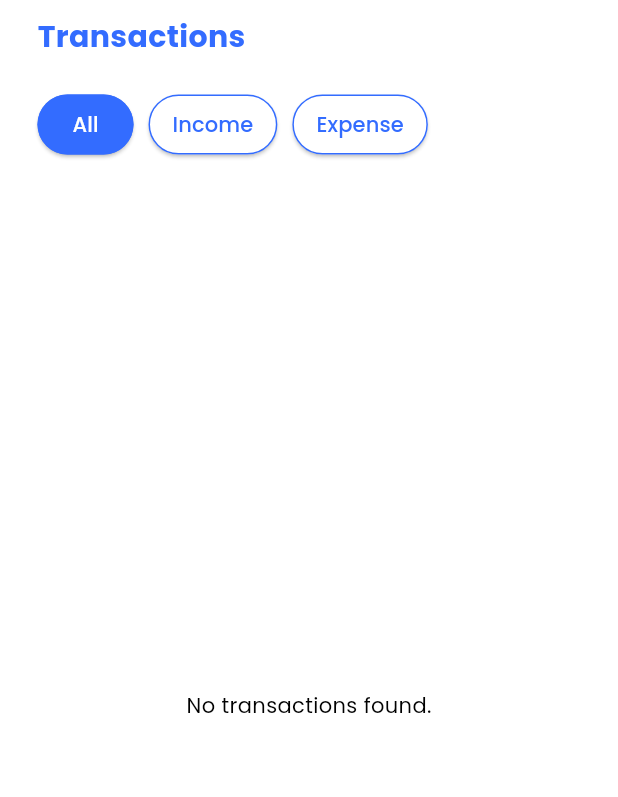
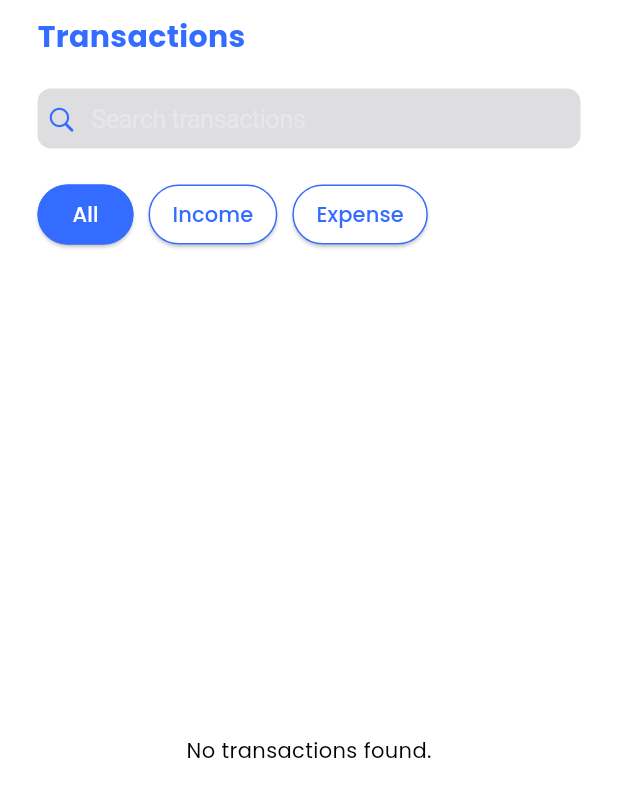
Before and after one commit to kaiumallimon/expense-tracker, a Flutter app: the TransactionsView widget shown alone on an empty page, opened directly, after a tap on "All", on a phone screen of 412 x 824 dp. Shown: the top 797 px of the screen. Run offline on Flutter 3.47's test engine with Material 3 defaults, Android fonts, the phone set to English and light mode, and no system bars; our stand-ins replace cloud_firestore, equatable, firebase_auth, firebase_core, flutter_animate, flutter_bloc and 3 more; accounts and stored records are empty.

Commit message:
add search functionality to transactions screen

```diff
--- a/lib/features/dashboard/features/transactions/presentation/transactions_screen.dart
+++ b/lib/features/dashboard/features/transactions/presentation/transactions_screen.dart
@@ -26,6 +26,8 @@ class _TransactionsViewState extends State<TransactionsView> {
   String _selectedFilter = 'All'; // Default filter
   List<Map<String, dynamic>> _transactions =
       []; // To hold all fetched transactions
+  TextEditingController _searchController = TextEditingController();
+  String _searchText = '';
 
   void _onFilterSelected(String filter) {
     setState(() {
@@ -39,17 +41,50 @@ class _TransactionsViewState extends State<TransactionsView> {
 
   List<Map<String, dynamic>> _getFilteredTransactions(
       List<Map<String, dynamic>> transactions) {
+    List<Map<String, dynamic>> filteredTransactions = transactions;
+
     // Filter transactions based on the selected filter
     if (_selectedFilter == 'Income') {
-      return transactions
+      filteredTransactions = transactions
           .where((transaction) => transaction['type'] == 'income')
           .toList();
     } else if (_selectedFilter == 'Expense') {
-      return transactions
+      filteredTransactions = transactions
           .where((transaction) => transaction['type'] == 'expense')
           .toList();
     }
-    return transactions; // Return all if no specific filter is selected
+
+    // Further filter transactions based on search text for various fields
+    if (_searchText.isNotEmpty) {
+      filteredTransactions = filteredTransactions.where((transaction) {
+        // Check if any field contains the search text (case-insensitive)
+        return transaction['description']
+                .toLowerCase()
+                .contains(_searchText.toLowerCase()) ||
+            transaction['amount'].toString().contains(_searchText) ||
+            (transaction['timestamp'] is Timestamp
+                ? (transaction['timestamp'] as Timestamp)
+                    .toDate()
+                    .toString()
+                    .contains(_searchText)
+                : false);
+      }).toList();
+    }
+
+    // Further filter transactions based on date if applicable
+    DateTime? searchDate = DateTime.tryParse(_searchText);
+    if (searchDate != null) {
+      filteredTransactions = filteredTransactions.where((transaction) {
+        final timestamp = transaction['timestamp'] is Timestamp
+            ? (transaction['timestamp'] as Timestamp).toDate()
+            : DateTime.now();
+        return timestamp.year == searchDate.year &&
+            timestamp.month == searchDate.month &&
+            timestamp.day == searchDate.day;
+      }).toList();
+    }
+
+    return filteredTransactions;
   }
 
   @override
@@ -63,7 +98,7 @@ class _TransactionsViewState extends State<TransactionsView> {
         } else if (state is TransactionsSuccess) {
           _transactions = state.transactions;
 
-          // Filter transactions based on selected filter
+          // Filter transactions based on selected filter and search text
           final filteredTransactions = _getFilteredTransactions(_transactions);
 
           return Padding(
@@ -78,6 +113,22 @@ class _TransactionsViewState extends State<TransactionsView> {
                     fontWeight: FontWeight.bold,
                     color: theme.primary,
                   ),
+                ),
+                const SizedBox(height: 20),
+
+                // Search Field
+                CupertinoSearchTextField(
+                  controller: _searchController,
+                  onChanged: (value) {
+                    setState(() {
+                      _searchText = value;
+                    });
+                  },
+                  placeholder: 'Search transactions',
+                  prefixIcon: Icon(CupertinoIcons.search, color: theme.primary),
+                  padding: const EdgeInsets.all(10),
+                  suffixIcon:
+                      Icon(Icons.clear_rounded, color: theme.error, size: 20),
                 ),
                 const SizedBox(height: 20),
 
```
